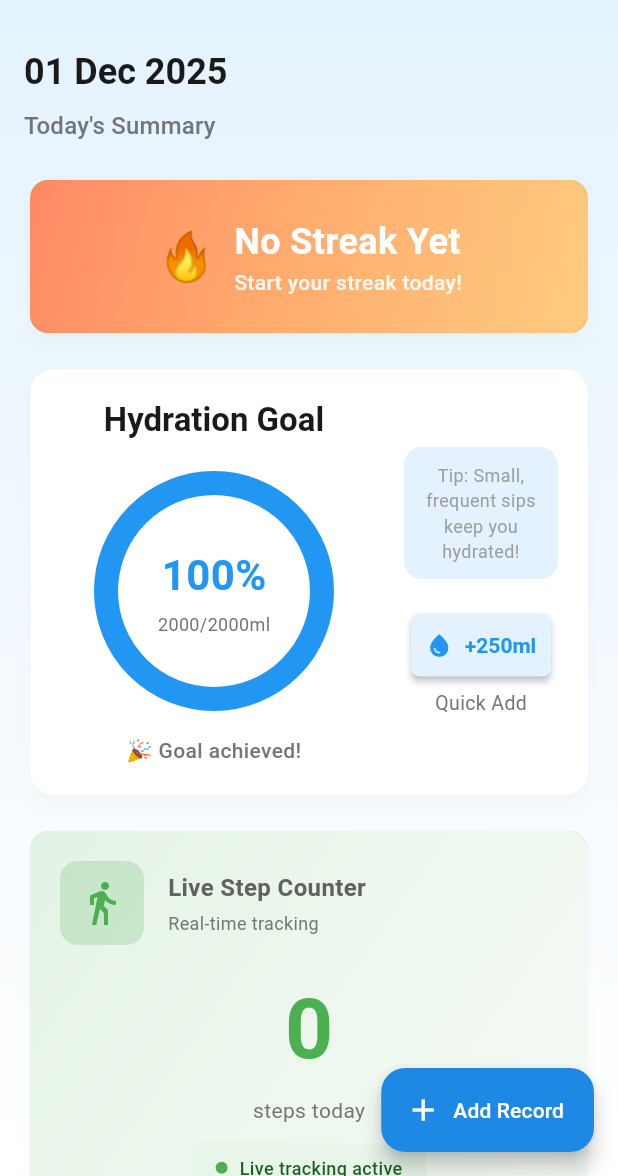
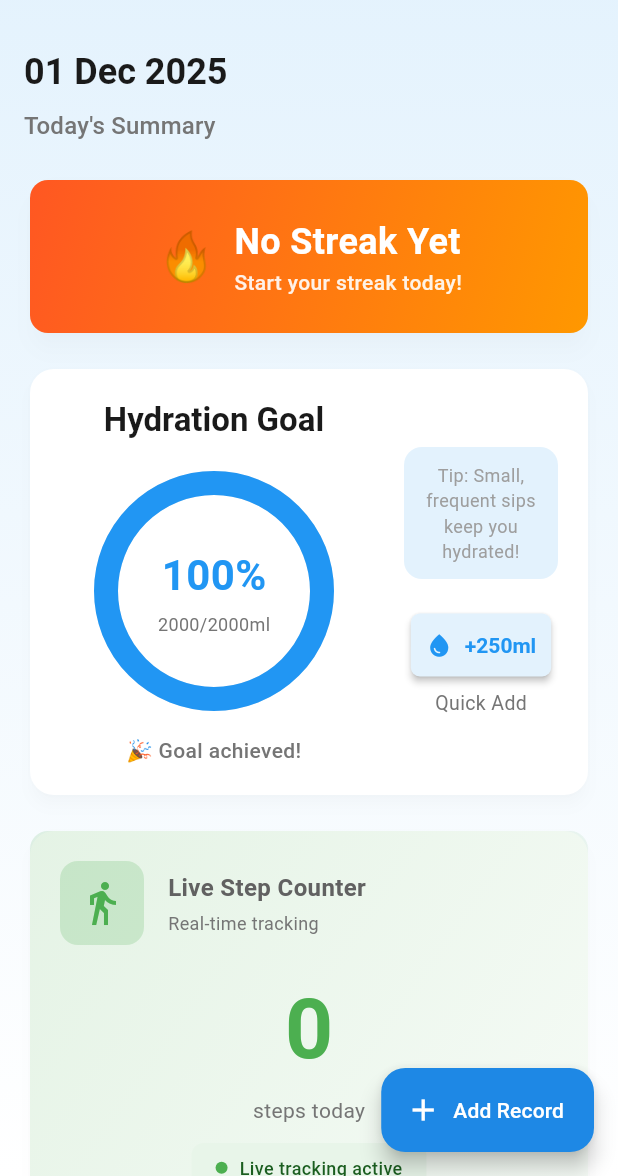
Before and after one commit to Agentz47/health_mate, a Flutter app: the DashboardPage screen opened directly, on a phone screen of 412 x 824 dp, the part 60-1236 px from its top. Run offline on Flutter 3.47's test engine with Material 3 defaults, Android fonts, the phone set to English and light mode, and no system bars; drawn by our look-alikes of percent_indicator; our stand-ins replace pedometer, permission_handler, shared_preferences, sqflite; accounts and stored records are empty.

Commit message:
Updated theme and health records features

```diff
--- a/lib/features/health_records/data/datasources/local/database_helper.dart
+++ b/lib/features/health_records/data/datasources/local/database_helper.dart
@@ -364,7 +364,7 @@ class DatabaseHelper {
     );
   }
 
-  // Achievements methods
+  // Achievements methods.
   Future<List<Map<String, dynamic>>> getAchievements() async {
     final db = await database;
     return await db.query(AppConstants.achievementsTable);
--- a/lib/features/health_records/presentation/pages/dashboard_page.dart
+++ b/lib/features/health_records/presentation/pages/dashboard_page.dart
@@ -226,8 +226,8 @@ class _DashboardPageState extends State<DashboardPage> {
           borderRadius: BorderRadius.circular(12),
           gradient: LinearGradient(
             colors: [
-              Colors.deepOrange.withOpacity(0.7),
-              Colors.orange.withOpacity(0.5),
+              Colors.deepOrange,
+              Colors.orange,
             ],
             begin: Alignment.topLeft,
             end: Alignment.bottomRight,
--- a/lib/features/health_records/presentation/providers/health_record_provider.dart
+++ b/lib/features/health_records/presentation/providers/health_record_provider.dart
@@ -26,7 +26,7 @@ class HealthRecordProvider extends ChangeNotifier {
   int get waterGoal => _waterGoal;
   List<Map<String, dynamic>> get achievements => _achievements;
 
-  /// Returns the list of achievements that are unlocked for today only
+  // Returns the list of achievements that are unlocked for today only
   List<Map<String, dynamic>> get earnedAchievements {
     final today = _todayRecord;
     if (today == null) return [];
@@ -109,7 +109,7 @@ class HealthRecordProvider extends ChangeNotifier {
     }
   }
 
-  /// Add a new health record
+  // Add a new health record
   Future<bool> addRecord(HealthRecord record) async {
     _setLoading(true);
     _clearError();
```
Also changed, not shown: lib/core/theme/app_gradients.dart (+40 -40 lines), lib/core/theme/theme_provider.dart (+10 -10 lines), lib/features/health_records/domain/repositories/health_repository.dart (+9 -9 lines).
